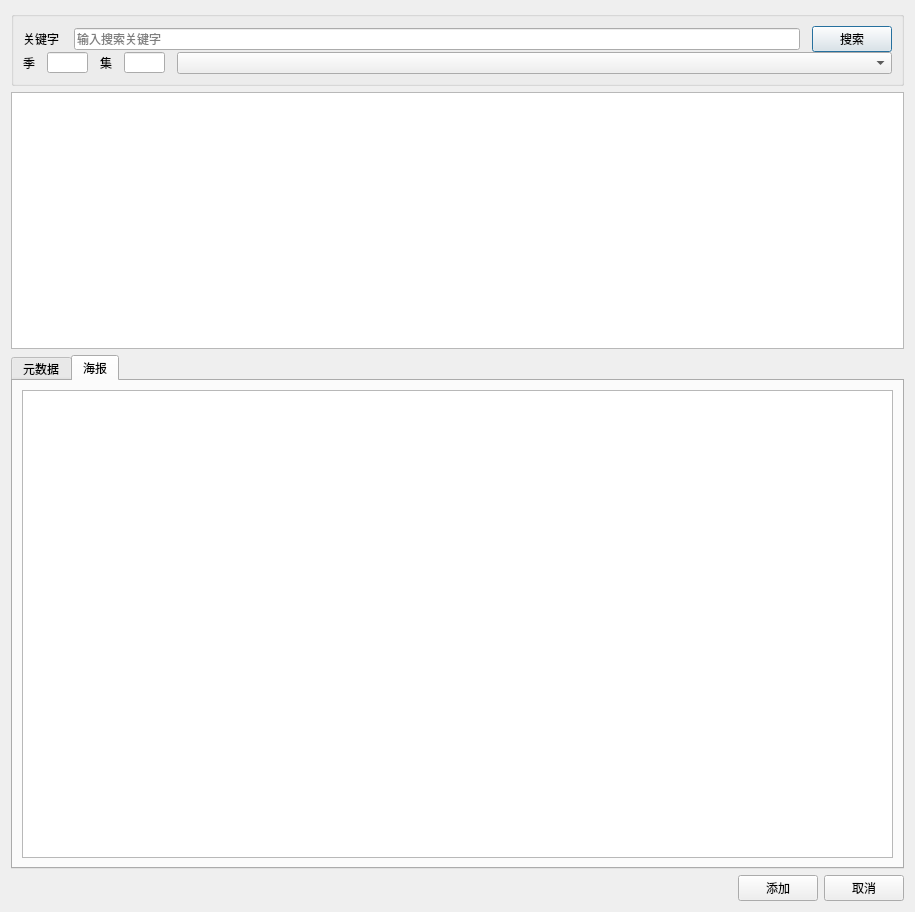
Old version of the form ui/search_metadata_window.ui in the repository newlifes01/Synology_VideoStation_Master.
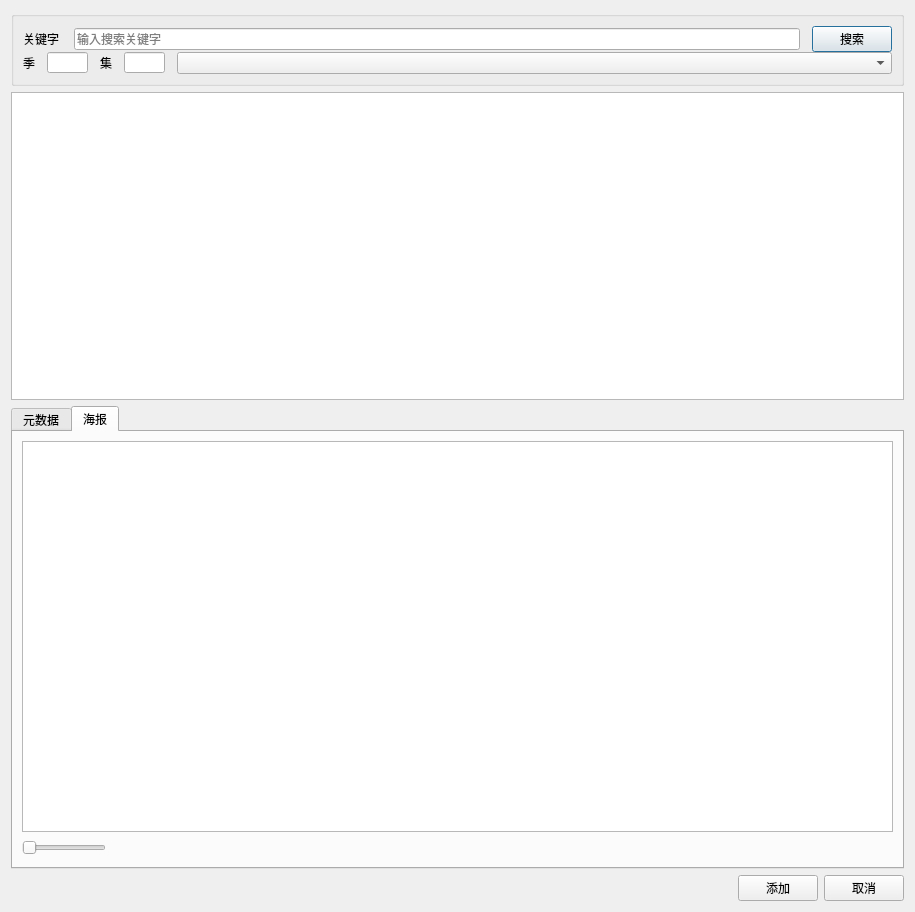
New version of the form. The open tabs and pages were chosen to show the change. Custom widgets are drawn as their Qt base class.

What changed in the file:
```diff
--- a/ui/search_metadata_window.ui
+++ b/ui/search_metadata_window.ui
@@ -13,7 +13,7 @@
   <property name="windowTitle">
    <string>搜索元数据</string>
   </property>
-  <layout class="QVBoxLayout" name="verticalLayout_2" stretch="0,2,4,0">
+  <layout class="QVBoxLayout" name="verticalLayout_2" stretch="0,2,3,0">
    <item>
     <widget class="QGroupBox" name="groupBox">
      <property name="title">
@@ -172,7 +172,42 @@
     </widget>
    </item>
    <item>
-    <widget class="QListWidget" name="lst_result"/>
+    <widget class="TblSeacheMetaResult" name="tbl_search_result">
+     <property name="selectionBehavior">
+      <enum>QAbstractItemView::SelectRows</enum>
+     </property>
+     <property name="showGrid">
+      <bool>false</bool>
+     </property>
+     <property name="gridStyle">
+      <enum>Qt::NoPen</enum>
+     </property>
+     <property name="sortingEnabled">
+      <bool>true</bool>
+     </property>
+     <property name="rowCount">
+      <number>0</number>
+     </property>
+     <property name="columnCount">
+      <number>4</number>
+     </property>
+     <attribute name="horizontalHeaderVisible">
+      <bool>false</bool>
+     </attribute>
+     <attribute name="horizontalHeaderHighlightSections">
+      <bool>false</bool>
+     </attribute>
+     <attribute name="verticalHeaderVisible">
+      <bool>false</bool>
+     </attribute>
+     <attribute name="verticalHeaderHighlightSections">
+      <bool>false</bool>
+     </attribute>
+     <column/>
+     <column/>
+     <column/>
+     <column/>
+    </widget>
    </item>
    <item>
     <widget class="QTabWidget" name="tabwidget_metas">
@@ -193,9 +228,75 @@
       <attribute name="title">
        <string>海报</string>
       </attribute>
-      <layout class="QHBoxLayout" name="horizontalLayout_3">
-       <item>
-        <widget class="QListWidget" name="lst_pices"/>
+      <layout class="QGridLayout" name="gridLayout">
+       <item row="0" column="0" colspan="2">
+        <widget class="LstEditSearchMetadata" name="lst_pices">
+         <property name="font">
+          <font>
+           <pointsize>12</pointsize>
+           <italic>true</italic>
+          </font>
+         </property>
+         <property name="toolTip">
+          <string/>
+         </property>
+         <property name="iconSize">
+          <size>
+           <width>120</width>
+           <height>180</height>
+          </size>
+         </property>
+         <property name="movement">
+          <enum>QListView::Static</enum>
+         </property>
+         <property name="flow">
+          <enum>QListView::LeftToRight</enum>
+         </property>
+         <property name="resizeMode">
+          <enum>QListView::Adjust</enum>
+         </property>
+         <property name="layoutMode">
+          <enum>QListView::SinglePass</enum>
+         </property>
+         <property name="spacing">
+          <number>5</number>
+         </property>
+         <property name="viewMode">
+          <enum>QListView::IconMode</enum>
+         </property>
+         <property name="wordWrap">
+          <bool>false</bool>
+         </property>
+        </widget>
+       </item>
+       <item row="1" column="0">
+        <widget class="QSlider" name="hs_zoom">
+         <property name="sizePolicy">
+          <sizepolicy hsizetype="Fixed" vsizetype="Fixed">
+           <horstretch>0</horstretch>
+           <verstretch>0</verstretch>
+          </sizepolicy>
+         </property>
+         <property name="statusTip">
+          <string>缩放图片</string>
+         </property>
+         <property name="orientation">
+          <enum>Qt::Horizontal</enum>
+         </property>
+        </widget>
+       </item>
+       <item row="1" column="1">
+        <spacer name="horizontalSpacer">
+         <property name="orientation">
+          <enum>Qt::Horizontal</enum>
+         </property>
+         <property name="sizeHint" stdset="0">
+          <size>
+           <width>755</width>
+           <height>20</height>
+          </size>
+         </property>
+        </spacer>
        </item>
       </layout>
      </widget>
@@ -234,6 +335,23 @@
    </item>
   </layout>
  </widget>
+ <customwidgets>
+  <customwidget>
+   <class>TblSeacheMetaResult</class>
+   <extends>QTableWidget</extends>
+   <header>widgets.tbl_search_meta_widget</header>
+  </customwidget>
+  <customwidget>
+   <class>TblSearchResultEidt</class>
+   <extends>QTableWidget</extends>
+   <header>widgets.tbl_edit_search_meta_result</header>
+  </customwidget>
+  <customwidget>
+   <class>LstEditSearchMetadata</class>
+   <extends>QListWidget</extends>
+   <header>widgets.lst_edit_search_metadata</header>
+  </customwidget>
+ </customwidgets>
  <resources>
   <include location="res/interface.qrc"/>
  </resources>
```
Left out of the diff: 53 changed lines with no effect on the pictures.
